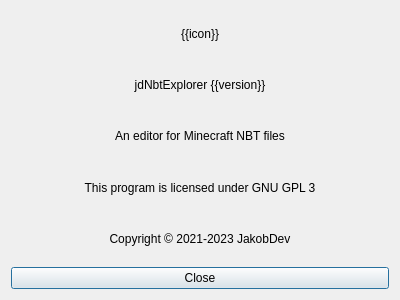
JakobDev/jdNBTExplorer, file jdNBTExplorer/ui/AboutWindow.ui: the form before one commit.
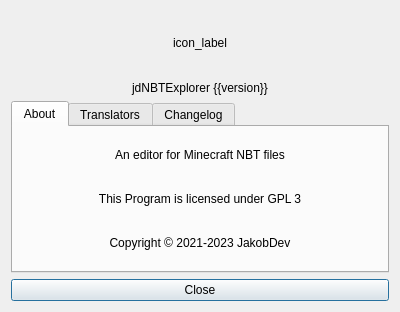
The form after the commit.

Commit message: Rework About Window

The edit to the form file:
```diff
--- a/jdNBTExplorer/ui/AboutWindow.ui
+++ b/jdNBTExplorer/ui/AboutWindow.ui
@@ -7,7 +7,7 @@
     <x>0</x>
     <y>0</y>
     <width>400</width>
-    <height>300</height>
+    <height>312</height>
    </rect>
   </property>
   <property name="windowTitle">
@@ -16,8 +16,20 @@
   <layout class="QVBoxLayout" name="verticalLayout">
    <item>
     <widget class="QLabel" name="iconLabel">
+     <property name="sizePolicy">
+      <sizepolicy hsizetype="Preferred" vsizetype="Preferred">
+       <horstretch>0</horstretch>
+       <verstretch>0</verstretch>
+      </sizepolicy>
+     </property>
+     <property name="minimumSize">
+      <size>
+       <width>64</width>
+       <height>64</height>
+      </size>
+     </property>
      <property name="text">
-      <string notr="true">{{icon}}</string>
+      <string notr="true">icon_label</string>
      </property>
      <property name="alignment">
       <set>Qt::AlignCenter</set>
@@ -27,7 +39,7 @@
    <item>
     <widget class="QLabel" name="versionLabel">
      <property name="text">
-      <string notr="true">jdNbtExplorer {{version}}</string>
+      <string notr="true">jdNBTExplorer {{version}}</string>
      </property>
      <property name="alignment">
       <set>Qt::AlignCenter</set>
@@ -35,33 +47,88 @@
     </widget>
    </item>
    <item>
-    <widget class="QLabel" name="label_3">
-     <property name="text">
-      <string>An editor for Minecraft NBT files</string>
+    <widget class="QTabWidget" name="tabWidget">
+     <property name="currentIndex">
+      <number>0</number>
      </property>
-     <property name="alignment">
-      <set>Qt::AlignCenter</set>
-     </property>
-    </widget>
-   </item>
-   <item>
-    <widget class="QLabel" name="label_4">
-     <property name="text">
-      <string>This program is licensed under GNU GPL 3</string>
-     </property>
-     <property name="alignment">
-      <set>Qt::AlignCenter</set>
-     </property>
-    </widget>
-   </item>
-   <item>
-    <widget class="QLabel" name="label">
-     <property name="text">
-      <string notr="true">Copyright © 2021-2023 JakobDev</string>
-     </property>
-     <property name="alignment">
-      <set>Qt::AlignCenter</set>
-     </property>
+     <widget class="QWidget" name="tab">
+      <attribute name="title">
+       <string>About</string>
+      </attribute>
+      <layout class="QVBoxLayout" name="verticalLayout_2">
+       <item>
+        <widget class="QLabel" name="label">
+         <property name="text">
+          <string>An editor for Minecraft NBT files</string>
+         </property>
+         <property name="alignment">
+          <set>Qt::AlignCenter</set>
+         </property>
+        </widget>
+       </item>
+       <item>
+        <widget class="QLabel" name="label_2">
+         <property name="text">
+          <string>This Program is licensed under GPL 3</string>
+         </property>
+         <property name="alignment">
+          <set>Qt::AlignCenter</set>
+         </property>
+        </widget>
+       </item>
+       <item>
+        <widget class="QLabel" name="label_3">
+         <property name="text">
+          <string notr="true">Copyright © 2021-2023 JakobDev</string>
+         </property>
+         <property name="alignment">
+          <set>Qt::AlignCenter</set>
+         </property>
+        </widget>
+       </item>
+      </layout>
+     </widget>
+     <widget class="QWidget" name="tab_2">
+      <attribute name="title">
+       <string>Translators</string>
+      </attribute>
+      <layout class="QVBoxLayout" name="verticalLayout_3">
+       <item>
+        <widget class="QLabel" name="label_4">
+         <property name="text">
+          <string>The following people translated jdNBTExplorer:</string>
+         </property>
+         <property name="alignment">
+          <set>Qt::AlignCenter</set>
+         </property>
+         <property name="wordWrap">
+          <bool>true</bool>
+         </property>
+        </widget>
+       </item>
+       <item>
+        <widget class="QTextEdit" name="translatorsEdit">
+         <property name="readOnly">
+          <bool>true</bool>
+         </property>
+        </widget>
+       </item>
+      </layout>
+     </widget>
+     <widget class="QWidget" name="tab_3">
+      <attribute name="title">
+       <string>Changelog</string>
+      </attribute>
+      <layout class="QVBoxLayout" name="verticalLayout_4">
+       <item>
+        <widget class="QTextEdit" name="changelog_edit">
+         <property name="readOnly">
+          <bool>true</bool>
+         </property>
+        </widget>
+       </item>
+      </layout>
+     </widget>
     </widget>
    </item>
    <item>
```
The commit also changes 12 other files.
